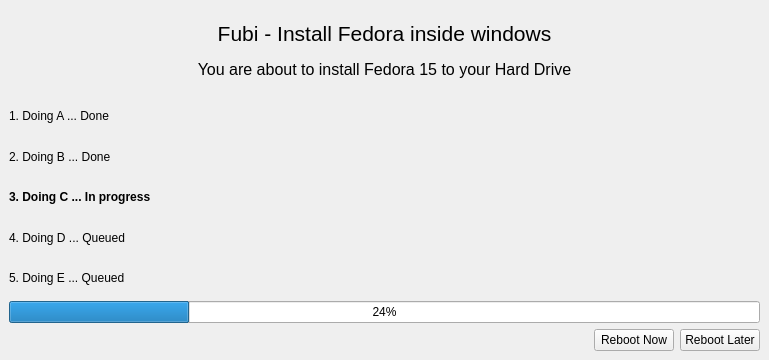
Above: last.ui from hiemanshu/fubi before the change. Below: the same form after it.
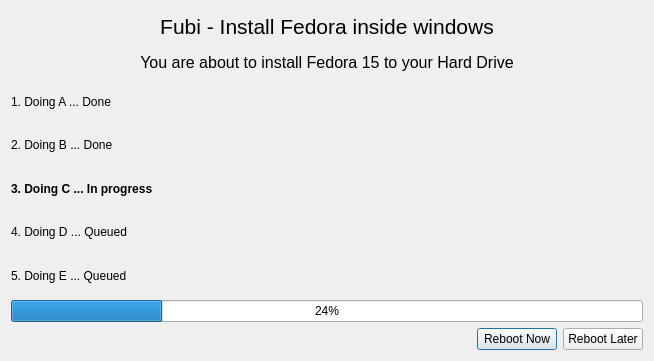
That is the form after the change.

Commit message: Added main file Changed everything to QDialog

```diff
--- a/last.ui
+++ b/last.ui
@@ -1,39 +1,20 @@
 <?xml version="1.0" encoding="UTF-8"?>
 <ui version="4.0">
- <class>MainWindow</class>
- <widget class="QMainWindow" name="MainWindow">
+ <class>Dialog</class>
+ <widget class="QDialog" name="Dialog">
   <property name="geometry">
    <rect>
     <x>0</x>
     <y>0</y>
-    <width>769</width>
-    <height>360</height>
+    <width>654</width>
+    <height>361</height>
    </rect>
   </property>
   <property name="windowTitle">
    <string>MainWindow</string>
   </property>
-  <widget class="QWidget" name="centralwidget">
    <layout class="QVBoxLayout" name="verticalLayout_3">
     <item>
-     <widget class="QWidget" name="verticalWidget" native="true">
-      <property name="minimumSize">
-       <size>
-        <width>0</width>
-        <height>50</height>
-       </size>
-      </property>
-      <property name="maximumSize">
-       <size>
-        <width>16777215</width>
-        <height>50</height>
-       </size>
-      </property>
-      <layout class="QVBoxLayout" name="verticalLayout_2">
-       <property name="sizeConstraint">
-        <enum>QLayout::SetMaximumSize</enum>
-       </property>
-       <item>
         <widget class="QLabel" name="label_6">
          <property name="maximumSize">
           <size>
@@ -75,9 +56,6 @@
          </property>
         </widget>
        </item>
-      </layout>
-     </widget>
-    </item>
     <item>
      <layout class="QVBoxLayout" name="verticalLayout">
       <item>
@@ -163,7 +141,6 @@
     </item>
    </layout>
   </widget>
- </widget>
  <resources/>
  <connections>
   <connection>
```
Left out of the diff: 41 changed lines with no effect on the pictures. Lines whose indentation alone changed are shown as unchanged. The commit also changes 9 other files.
